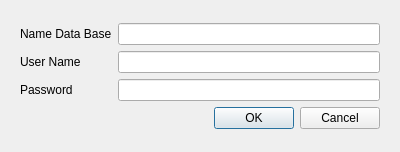
Qt form CONVEYANCE_Q/Utility/DataForCreateDBForm/thedataforcreatedbform.ui (Sakton/CONVEYANCE_Q) before a commit.
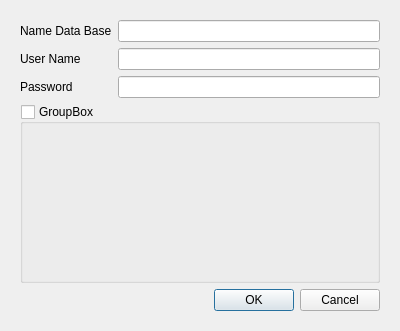
The same form after that commit.

```diff
--- a/CONVEYANCE_Q/Utility/DataForCreateDBForm/thedataforcreatedbform.ui
+++ b/CONVEYANCE_Q/Utility/DataForCreateDBForm/thedataforcreatedbform.ui
@@ -7,7 +7,7 @@
     <x>0</x>
     <y>0</y>
     <width>400</width>
-    <height>152</height>
+    <height>331</height>
    </rect>
   </property>
   <property name="minimumSize">
@@ -76,6 +76,24 @@
           </property>
          </widget>
         </item>
+        <item row="3" column="0" colspan="2">
+         <widget class="QGroupBox" name="groupBox">
+          <property name="title">
+           <string>GroupBox</string>
+          </property>
+          <property name="checkable">
+           <bool>true</bool>
+          </property>
+          <property name="checked">
+           <bool>false</bool>
+          </property>
+          <layout class="QGridLayout" name="gridLayout_5">
+           <item row="0" column="0">
+            <layout class="QGridLayout" name="gridLayout_4"/>
+           </item>
+          </layout>
+         </widget>
+        </item>
        </layout>
       </item>
      </layout>
```
